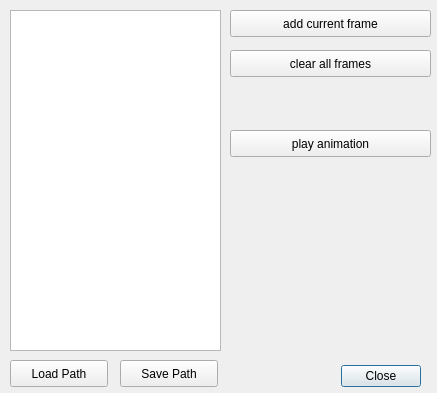
Qt form src/tools/viewer/ui/LVRAnimationDialogUI.ui (uos/lvr2) before a commit.
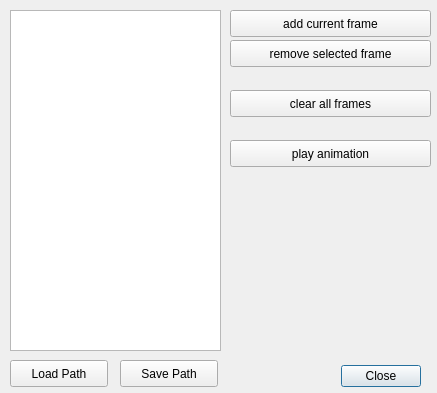
The same form after that commit.

Commit message: slightly changed animation dialog UI

The edit to the form file:
```diff
--- a/src/tools/viewer/ui/LVRAnimationDialogUI.ui
+++ b/src/tools/viewer/ui/LVRAnimationDialogUI.ui
@@ -82,7 +82,7 @@
    <property name="geometry">
     <rect>
      <x>230</x>
-     <y>50</y>
+     <y>90</y>
      <width>201</width>
      <height>27</height>
     </rect>
@@ -95,7 +95,7 @@
    <property name="geometry">
     <rect>
      <x>230</x>
-     <y>130</y>
+     <y>140</y>
      <width>201</width>
      <height>27</height>
     </rect>
@@ -104,6 +104,19 @@
     <string>play animation</string>
    </property>
   </widget>
+  <widget class="QPushButton" name="removeFrame_button">
+   <property name="geometry">
+    <rect>
+     <x>230</x>
+     <y>40</y>
+     <width>201</width>
+     <height>27</height>
+    </rect>
+   </property>
+   <property name="text">
+    <string>remove selected frame</string>
+   </property>
+  </widget>
  </widget>
  <resources/>
  <connections>
```
Left out of the diff: 3 changed lines with no effect on the pictures. The commit also changes 2 other files.
